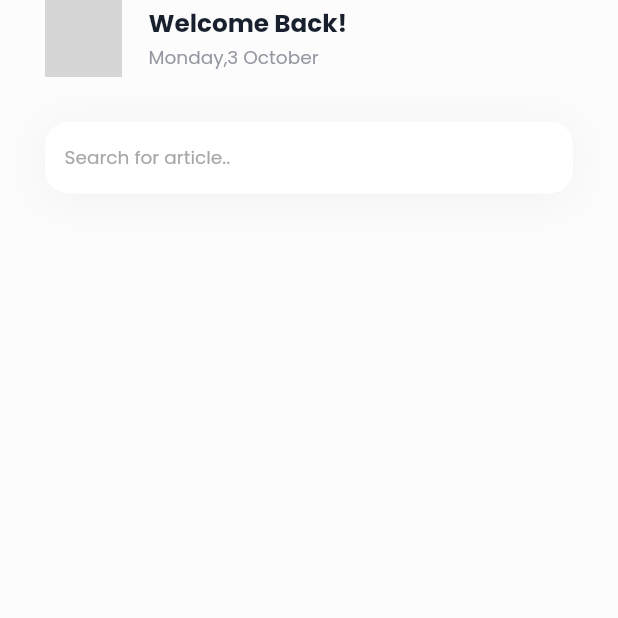
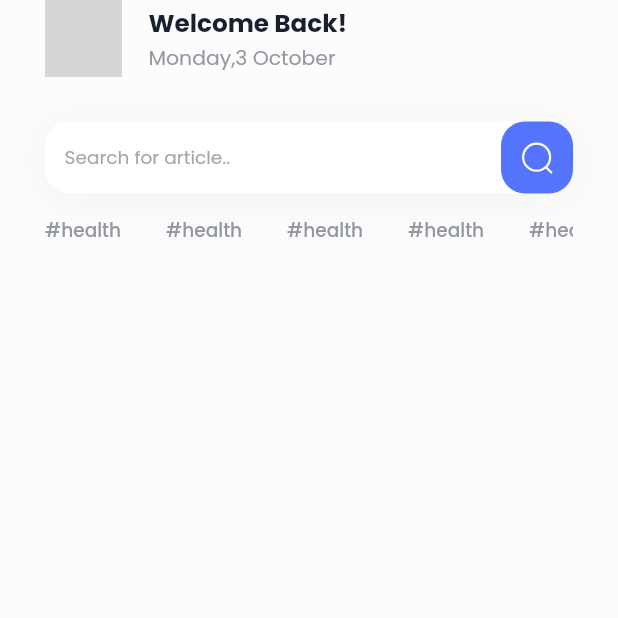
Before and after one commit to muhammedAnjoom/news_app, a Flutter app: the screen it shows after launch, on a phone screen of 412 x 824 dp, the top half of it. Run offline on Flutter 3.47's test engine with Material 2 defaults, Android fonts, the phone set to English and light mode, and no system bars; our stand-ins replace flutter_svg, google_fonts; network calls fail; grey boxes are pictures that could not be loaded.

Commit message:
assets add

```diff
--- a/lib/style/app_style.dart
+++ b/lib/style/app_style.dart
@@ -12,6 +12,8 @@ const Color KLighterBlue = Color(0xffc1d4f9);
 const Color KDarkBlue = Color(0xff19202d);
 
 const double kBorderRadius = 16;
+
+const kHeight30 = SizedBox(height: 30,);
 
 final kBorder = OutlineInputBorder(
   borderSide: BorderSide.none,
--- a/lib/view/home/home_screen.dart
+++ b/lib/view/home/home_screen.dart
@@ -1,6 +1,6 @@
 import 'package:flutter/material.dart';
 import 'package:news_app/style/size_config.dart';
-
+import 'package:flutter_svg/flutter_svg.dart';
 import '../../style/app_style.dart';
 
 class HomeScreen extends StatelessWidget {
@@ -44,16 +44,14 @@ class HomeScreen extends StatelessWidget {
                   Text(
                     "Monday,3 October",
                     style: kPoppinsRegular.copyWith(
-                        fontSize: SizeConfig.blockSizeHorizontal! * 3,
+                        fontSize: SizeConfig.blockSizeHorizontal! * 3.3,
                         color: KGrey),
                   )
                 ],
               )
             ],
           ),
-          const SizedBox(
-            height: 30,
-          ),
+          kHeight30,
           Container(
             decoration: BoxDecoration(
               borderRadius: BorderRadius.circular(kBorderRadius),
@@ -63,8 +61,10 @@ class HomeScreen extends StatelessWidget {
                   color: KDarkBlue.withOpacity(0.051),
                   offset: const Offset(0.0, 3),
                   blurRadius: 24,
-                      spreadRadius: 0)
-                ]),
+                  spreadRadius: 0,
+                )
+              ],
+            ),
             child: Row(
               children: [
                 Expanded(
@@ -88,8 +88,55 @@ class HomeScreen extends StatelessWidget {
                           fontSize: SizeConfig.blockSizeHorizontal! * 3),
                     ),
                   ),
+                ),
+                Container(
+                  decoration: BoxDecoration(
+                    color: KBlue,
+                    borderRadius: BorderRadius.circular(kBorderRadius),
+                  ),
+                  child: IconButton(
+                    onPressed: () {},
+                    icon: SvgPicture.asset(
+                      'assets/icons/search.svg',
+                      color: kwhite,
+                    ),
+                  ),
                 )
               ],
+            ),
+          ),
+          const SizedBox(
+            height: 15,
+          ),
+          SizedBox(
+            height: 14,
+            child: ListView.builder(
+              scrollDirection: Axis.horizontal,
+              shrinkWrap: true,
+              itemCount: 10,
+              itemBuilder: (context, index) {
+                return Padding(
+                  padding: const EdgeInsets.only(right: 30),
+                  child: Text(
+                    '#health',
+                    style: kPoppinsMedium.copyWith(
+                        color: KGrey,
+                        fontSize: SizeConfig.blockSizeHorizontal! * 3),
+                  ),
+                );
+              },
+            ),
+          ),
+          kHeight30,
+          SizedBox(
+            height: 304,
+            child: ListView.builder(
+              shrinkWrap: true,
+              itemCount: 10,
+              scrollDirection: Axis.horizontal,
+              itemBuilder: (context,index){
+                return Container();
+              },
             ),
           )
         ],
--- a/pubspec.yaml
+++ b/pubspec.yaml
@@ -56,8 +56,8 @@ flutter:
   # the material Icons class.
   uses-material-design: true
   # To add assets to your application, add an assets section, like this:
-  # assets:
-  #   - images/a_dot_burr.jpeg
+  assets:
+    - assets/icons/
   #   - images/a_dot_ham.jpeg
   # An image asset can refer to one or more resolution-specific "variants", see
   # https://flutter.dev/assets-and-images/#resolution-aware
```
Also changed, not shown: assets/icons/search.svg (added). Lines whose indentation alone changed are shown as unchanged.
